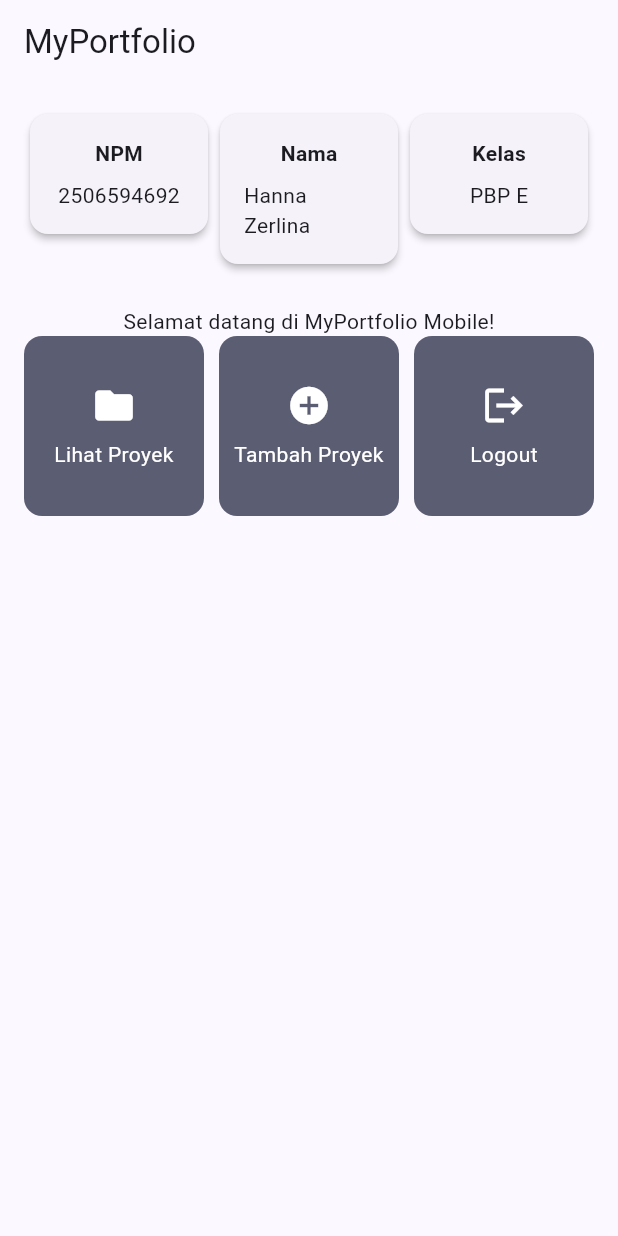
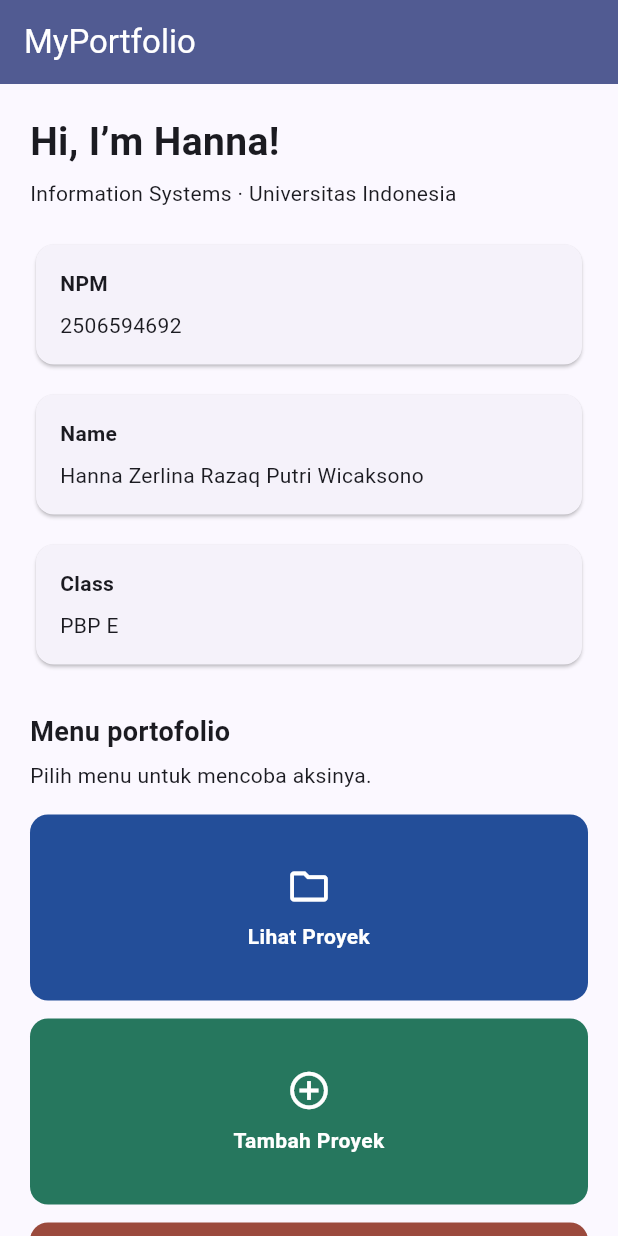
Before and after one commit to hannazerlina/myportofolio_mobile, a Flutter app: the screen it shows after launch, on a phone screen of 412 x 824 dp. Run offline on Flutter 3.47's test engine with Material 3 defaults, Android fonts, the phone set to English and light mode, and no system bars.

Commit message:
tugas 7: add responsive portfolio cards

```diff
--- a/lib/menu.dart
+++ b/lib/menu.dart
@@ -1,85 +1,135 @@
 import 'package:flutter/material.dart';
+
+/// One action shown on the portfolio home page.
+class ItemHomepage {
+  const ItemHomepage(this.name, this.icon, this.color);
+
+  final String name;
+  final IconData icon;
+  final Color color;
+}
 
 class MyHomePage extends StatelessWidget {
   const MyHomePage({super.key});
 
+  static const items = [
+    ItemHomepage('Lihat Proyek', Icons.folder_outlined, Color(0xFF234E99)),
+    ItemHomepage('Tambah Proyek', Icons.add_circle_outline, Color(0xFF26775E)),
+    ItemHomepage('Logout', Icons.logout, Color(0xFF9B4A3D)),
+  ];
+
   @override
   Widget build(BuildContext context) {
-    final items = [
-        ItemHomepage('Lihat Proyek', Icons.folder),
-        ItemHomepage('Tambah Proyek', Icons.add_circle),
-        ItemHomepage('Logout', Icons.logout),
-    ];
-
     return Scaffold(
       appBar: AppBar(
         title: const Text('MyPortfolio'),
+        backgroundColor: Theme.of(context).colorScheme.primary,
+        foregroundColor: Colors.white,
       ),
-     body: Padding(
-        padding: const EdgeInsets.all(16),
+      body: LayoutBuilder(
+        builder: (context, constraints) {
+          // Wrap keeps identity and action cards readable on narrower screens.
+          final width = constraints.maxWidth;
+          final columns = width < 440 ? 1 : (width < 720 ? 2 : 3);
+          return SingleChildScrollView(
+            padding: const EdgeInsets.all(20),
+            child: Center(
+              child: ConstrainedBox(
+                constraints: const BoxConstraints(maxWidth: 960),
                 child: Column(
-            children: [
-                const Row(
                   crossAxisAlignment: CrossAxisAlignment.start,
                   children: [
-                        Expanded(
-                            child: InfoCard(
+                    const Text(
+                      'Hi, I’m Hanna!',
+                      style: TextStyle(
+                        fontSize: 26,
+                        fontWeight: FontWeight.bold,
+                      ),
+                    ),
+                    const SizedBox(height: 6),
+                    const Text('Information Systems · Universitas Indonesia'),
+                    const SizedBox(height: 20),
+                    LayoutBuilder(
+                      builder: (context, box) {
+                        final cardWidth = box.maxWidth < 500
+                            ? box.maxWidth
+                            : (box.maxWidth - 24) / 3;
+                        return Wrap(
+                          spacing: 12,
+                          runSpacing: 12,
+                          children: [
+                            SizedBox(
+                              width: cardWidth,
+                              child: const InfoCard(
                                 title: 'NPM',
                                 content: '2506594692',
                               ),
                             ),
-                        Expanded(
-                            child: InfoCard(
-                                title: 'Nama',
-                                content: 'Hanna Zerlina',
+                            SizedBox(
+                              width: cardWidth,
+                              child: const InfoCard(
+                                title: 'Name',
+                                content: 'Hanna Zerlina Razaq Putri Wicaksono',
                               ),
                             ),
-                        Expanded(
-                            child: InfoCard(
-                                title: 'Kelas',
+                            SizedBox(
+                              width: cardWidth,
+                              child: const InfoCard(
+                                title: 'Class',
                                 content: 'PBP E',
                               ),
                             ),
                           ],
+                        );
+                      },
                     ),
-                const SizedBox(height: 24),
-                const Text('Selamat datang di MyPortfolio Mobile!'),
+                    const SizedBox(height: 28),
+                    const Text(
+                      'Menu portofolio',
+                      style: TextStyle(
+                        fontSize: 18,
+                        fontWeight: FontWeight.bold,
+                      ),
+                    ),
+                    const SizedBox(height: 6),
+                    const Text('Pilih menu untuk mencoba aksinya.'),
+                    const SizedBox(height: 16),
                     GridView.count(
-                    crossAxisCount: 3,
-                    crossAxisSpacing: 10,
-                    mainAxisSpacing: 10,
+                      crossAxisCount: columns,
+                      crossAxisSpacing: 12,
+                      mainAxisSpacing: 12,
+                      childAspectRatio: columns == 1 ? 3 : 1.5,
                       shrinkWrap: true,
+                      physics: const NeverScrollableScrollPhysics(),
                       children: items.map((item) => ItemCard(item)).toList(),
                     ),
                   ],
                 ),
+              ),
+            ),
+          );
+        },
       ),
     );
   }
 }
 
 class InfoCard extends StatelessWidget {
+  const InfoCard({super.key, required this.title, required this.content});
+
   final String title;
   final String content;
-
-    const InfoCard({
-        super.key,
-        required this.title,
-        required this.content,
-    });
 
   @override
   Widget build(BuildContext context) {
     return Card(
-      elevation: 2,
-      child: Container(
+      elevation: 1,
+      child: Padding(
         padding: const EdgeInsets.all(16),
         child: Column(
+          crossAxisAlignment: CrossAxisAlignment.start,
           children: [
-            Text(
-              title,
-              style: const TextStyle(fontWeight: FontWeight.bold),
-            ),
+            Text(title, style: const TextStyle(fontWeight: FontWeight.bold)),
             const SizedBox(height: 8),
             Text(content),
           ],
@@ -89,22 +139,15 @@ class InfoCard extends StatelessWidget {
   }
 }
 
-class ItemHomepage {
-  final String name;
-  final IconData icon;
+class ItemCard extends StatelessWidget {
+  const ItemCard(this.item, {super.key});
 
-  ItemHomepage(this.name, this.icon);
-}
-
-class ItemCard extends StatelessWidget {
   final ItemHomepage item;
-
-  const ItemCard(this.item, {super.key});
 
   @override
   Widget build(BuildContext context) {
     return Material(
-      color: Theme.of(context).colorScheme.secondary,
+      color: item.color,
       borderRadius: BorderRadius.circular(12),
       child: InkWell(
         borderRadius: BorderRadius.circular(12),
@@ -113,22 +156,28 @@ class ItemCard extends StatelessWidget {
             ..hideCurrentSnackBar()
             ..showSnackBar(
               SnackBar(
-                content: Text('Kamu menekan tombol ${item.name}!'),
+                content: Text('Kamu telah menekan tombol ${item.name}!'),
               ),
             );
         },
         child: Center(
+          child: Padding(
+            padding: const EdgeInsets.all(8),
             child: Column(
-            mainAxisAlignment: MainAxisAlignment.center,
+              mainAxisSize: MainAxisSize.min,
               children: [
                 Icon(item.icon, color: Colors.white, size: 30),
                 const SizedBox(height: 8),
                 Text(
                   item.name,
                   textAlign: TextAlign.center,
-                style: const TextStyle(color: Colors.white),
+                  style: const TextStyle(
+                    color: Colors.white,
+                    fontWeight: FontWeight.w600,
+                  ),
                 ),
               ],
+            ),
           ),
         ),
       ),
```
Lines whose indentation alone changed are shown as unchanged.
